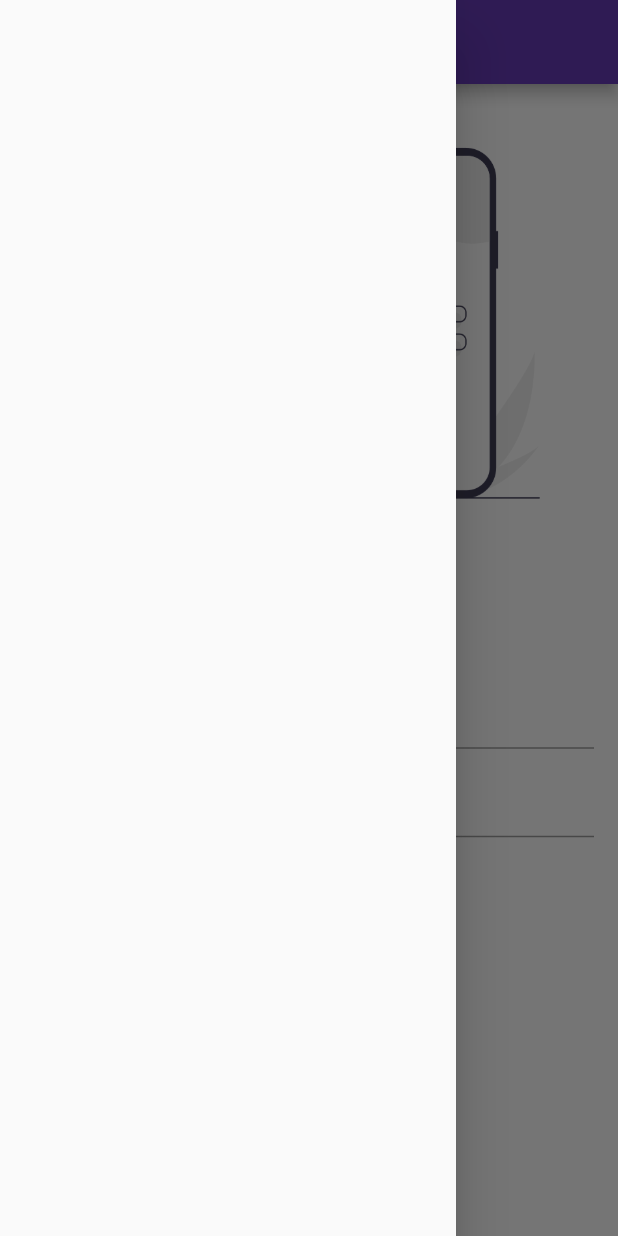
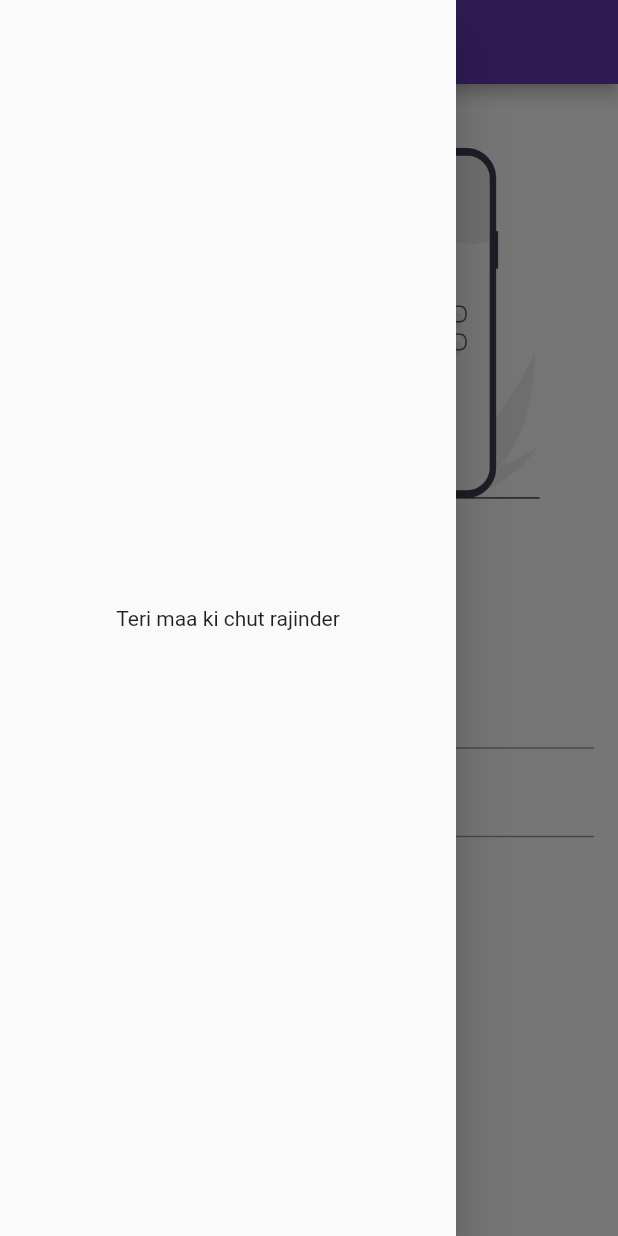
Before and after one commit to siddharthsharma001/classico, a Flutter app: the screen it shows after launch, with the side drawer open, on a phone screen of 412 x 824 dp. Run offline on Flutter 3.47's test engine with Material 2 defaults, Android fonts, the phone set to English and light mode, and no system bars.

Commit message:
day 4 commit done

```diff
--- a/lib/pages/login_page.dart
+++ b/lib/pages/login_page.dart
@@ -47,7 +47,9 @@ class loginPage extends StatelessWidget {
 
           ],
       ),
-      drawer: const Drawer(),
+      drawer: const Drawer(
+        child: Center(child: Text("Teri maa ki chut rajinder")),
+      ),
 
     );
   }
```
